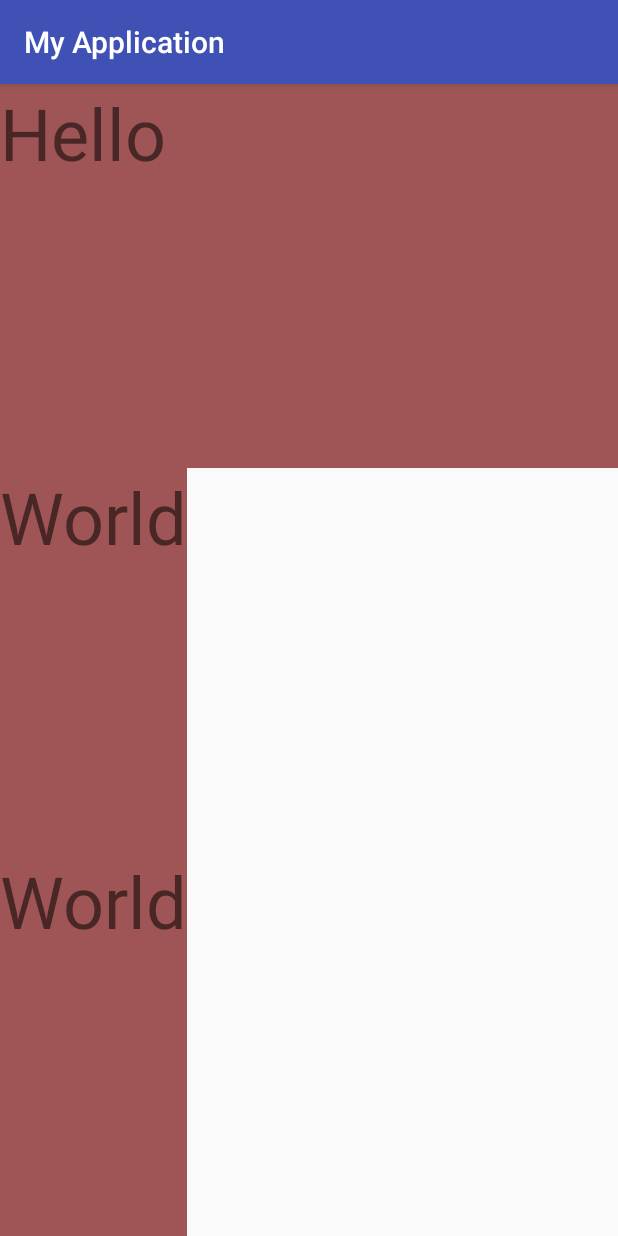
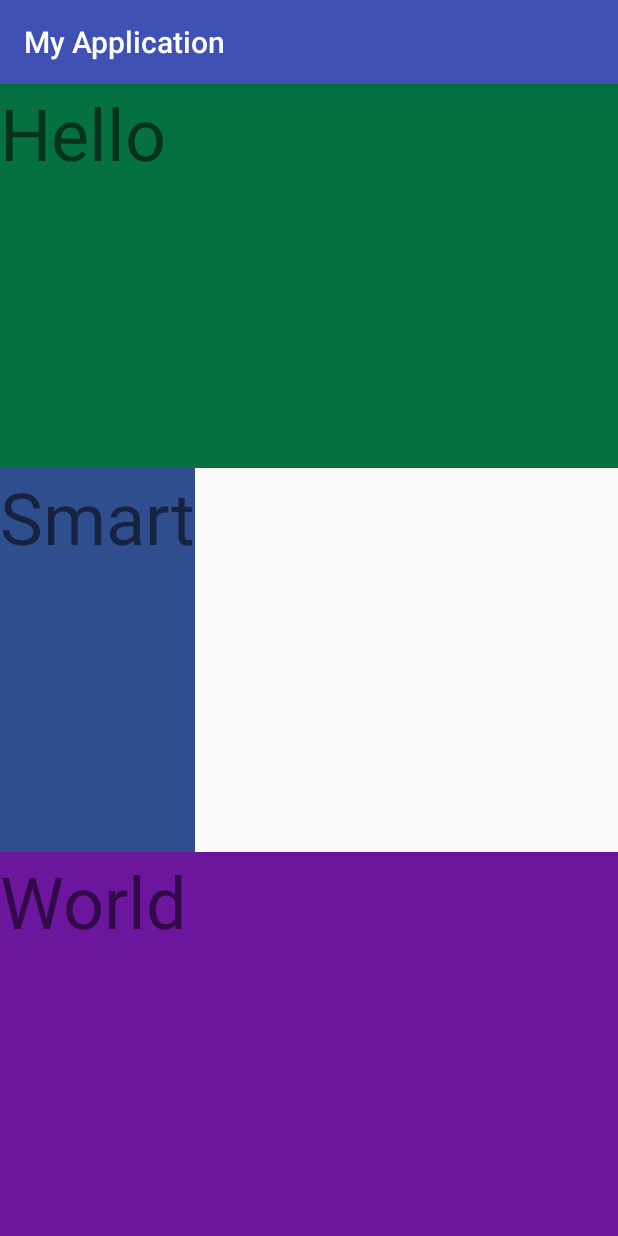
Before and after one commit to gsjune/First-Android, an Android app: the screen it shows after launch (MainActivity), on a phone screen of 412 x 824 dp. Run offline under Robolectric (Android 15) with nearby library versions, the phone set to English and light mode, and no system bars.

```diff
--- a/app/src/main/res/layout/activity_main.xml
+++ b/app/src/main/res/layout/activity_main.xml
@@ -11,7 +11,7 @@
         android:layout_width="match_parent"
         android:layout_height="0dp"
         android:layout_weight="1"
-        android:background="#9f5555"
+        android:background="#057140"
         android:textSize="48sp"
         android:text="Hello" />
 
@@ -19,15 +19,15 @@
         android:layout_width="wrap_content"
         android:layout_height="0dp"
         android:layout_weight="1"
-        android:background="#9f5555"
+        android:background="#2f4e8d"
         android:textSize="48sp"
-        android:text="World" />
+        android:text="Smart" />
 
     <TextView
-        android:layout_width="wrap_content"
+        android:layout_width="match_parent"
         android:layout_height="0dp"
         android:layout_weight="1"
-        android:background="#9f5555"
+        android:background="#6b169c"
         android:textSize="48sp"
         android:text="World" />
 
```
Also changed, not shown: app/src/main/res/layout/relative_exam.xml (added, +22 -0 lines).
